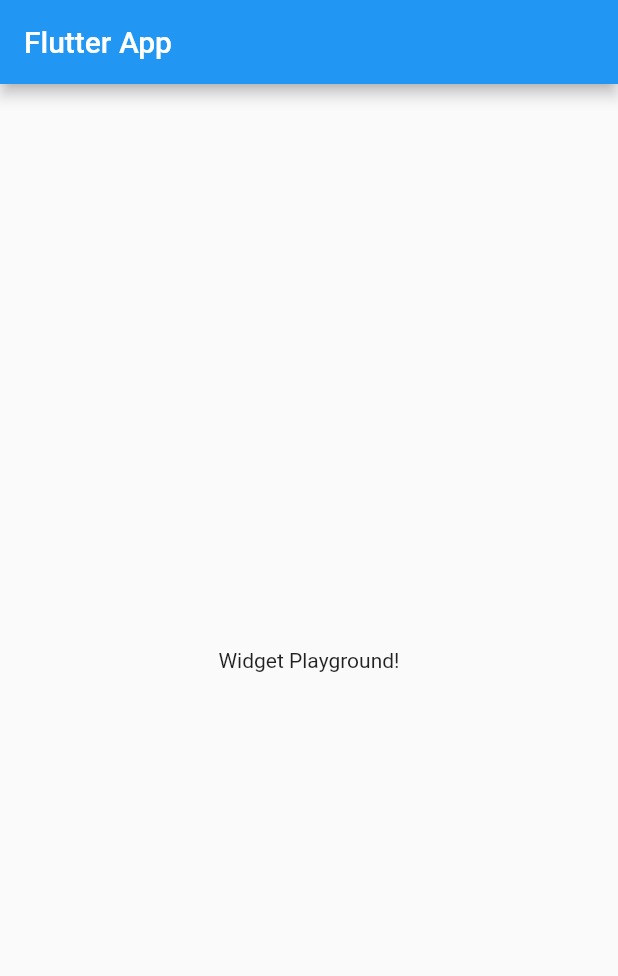
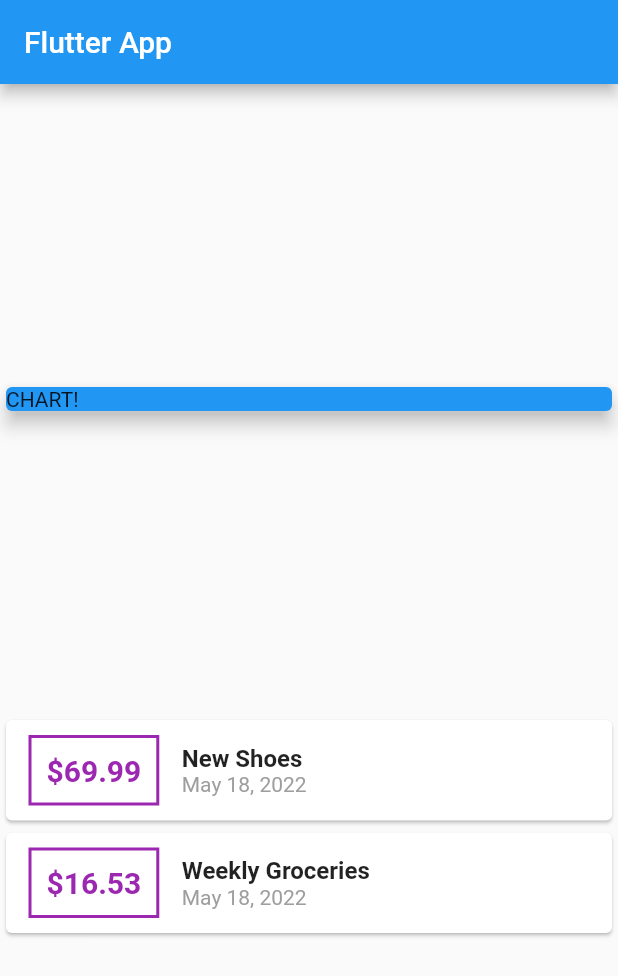
Before and after one commit to MankaranRooprai/Personal_Expenses_App, a Flutter app: the screen it shows after launch, on a phone screen of 412 x 824 dp. Shown: the top 976 px of the screen. Run offline on Flutter 3.47's test engine with Material 2 defaults, Android fonts, the phone set to English and light mode, and no system bars.

Commit message:
Created transactions class to specify what a transaction is. Displayed transactions on device. Included rows, columns, and containers in Card objects, and styled containers.

```diff
--- a/personal_expenses_app/lib/main.dart
+++ b/personal_expenses_app/lib/main.dart
@@ -1,4 +1,7 @@
 import 'package:flutter/material.dart';
+import 'package:intl/intl.dart';
+
+import './transaction.dart';
 
 void main() => runApp(MyApp());
 
@@ -13,15 +16,87 @@ class MyApp extends StatelessWidget {
 }
 
 class MyHomePage extends StatelessWidget {
+  //list of transactions of type Transaction (created class)
+  final List<Transaction> transactions = [
+    Transaction(
+        id: 't1', title: 'New Shoes', amount: 69.99, date: DateTime.now()),
+    Transaction(
+        id: 't2',
+        title: 'Weekly Groceries',
+        amount: 16.53,
+        date: DateTime.now())
+  ];
+
   @override
   Widget build(BuildContext context) {
     return Scaffold(
       appBar: AppBar(
         title: Text('Flutter App'),
       ),
-      body: Center(
-        child: Text('Widget Playground!'),
-      ),
+      body: Column(
+          mainAxisAlignment: MainAxisAlignment.spaceEvenly,
+          crossAxisAlignment: CrossAxisAlignment.center,
+          children: <Widget>[
+            Container(
+              width: double.infinity,
+              child: Card(
+                color: Colors.blue,
+                child: Text('CHART!'),
+                elevation: 5,
+              ),
+            ),
+            // Column to show each transaction on screen
+            Column(
+              // maps each transaction from transactions list
+              // map takes in a function called tx which is used to access private properties of each transaction object
+              // returns a card for each transaction title and displays it as text
+              children: transactions.map((tx) {
+                return Card(
+                  child: Row(
+                    children: <Widget>[
+                      Container(
+                        margin:
+                            EdgeInsets.symmetric(vertical: 10, horizontal: 15),
+                        decoration: BoxDecoration(
+                          border: Border.all(
+                            color: Colors.purple,
+                            width: 2,
+                          ),
+                        ),
+                        padding: EdgeInsets.all(10),
+                        child: Text(
+                          '\$${tx.amount}',
+                          style: TextStyle(
+                            fontWeight: FontWeight.bold,
+                            fontSize: 20,
+                            color: Colors.purple,
+                          ),
+                        ),
+                      ),
+                      Column(
+                        crossAxisAlignment: CrossAxisAlignment.start,
+                        children: <Widget>[
+                          Text(
+                            tx.title,
+                            style: TextStyle(
+                              fontWeight: FontWeight.bold,
+                              fontSize: 16,
+                            ),
+                          ),
+                          Text(
+                            DateFormat.yMMMd().format(tx.date),
+                            style: TextStyle(
+                              color: Colors.grey,
+                            ),
+                          ),
+                        ],
+                      )
+                    ],
+                  ),
+                );
+              }).toList(),
+            )
+          ]),
     );
   }
 }
--- /dev/null
+++ b/personal_expenses_app/lib/transaction.dart
@@ -0,0 +1,17 @@
+import 'package:flutter/foundation.dart';
+
+class Transaction {
+  //all the info required when making a transaction
+  final String id;
+  final String title;
+  final double amount;
+  final DateTime date;
+
+  //constructor to set initial values
+  Transaction(
+      //all initial values are required
+      {@required this.id,
+      @required this.title,
+      @required this.amount,
+      @required this.date});
+}
--- a/personal_expenses_app/pubspec.yaml
+++ b/personal_expenses_app/pubspec.yaml
@@ -23,6 +23,7 @@ environment:
 dependencies:
   flutter:
     sdk: flutter
+  intl: ^0.17.0
 
 
   # The following adds the Cupertino Icons font to your application.
@@ -30,6 +31,7 @@ dependencies:
   cupertino_icons: ^1.0.2
 
 dev_dependencies:
+  flutter_lints: ^2.0.1
   flutter_test:
     sdk: flutter
 
```
Also changed, not shown: personal_expenses_app/pubspec.lock.
